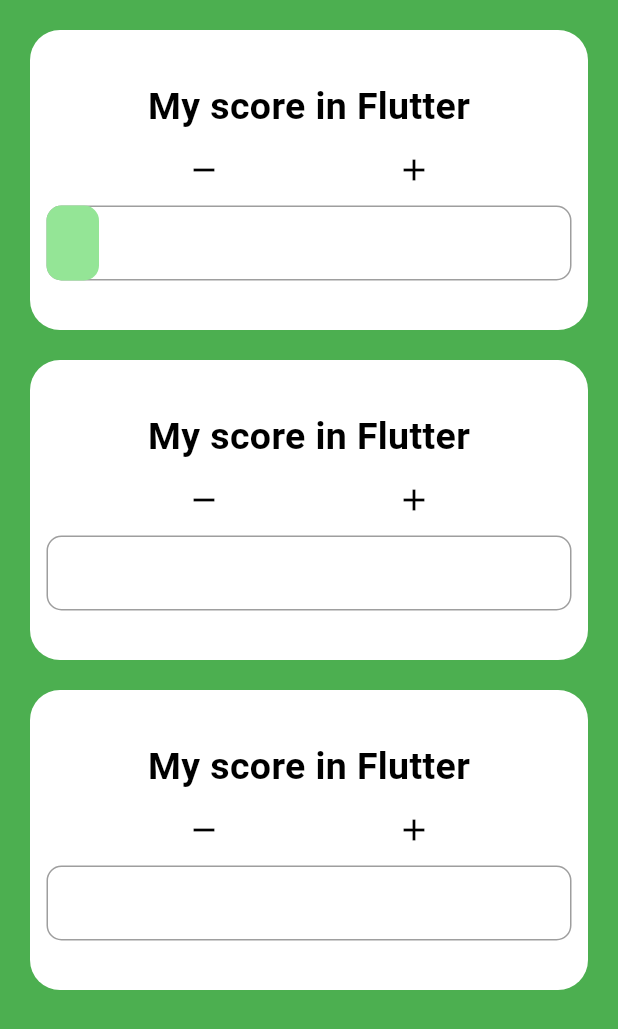
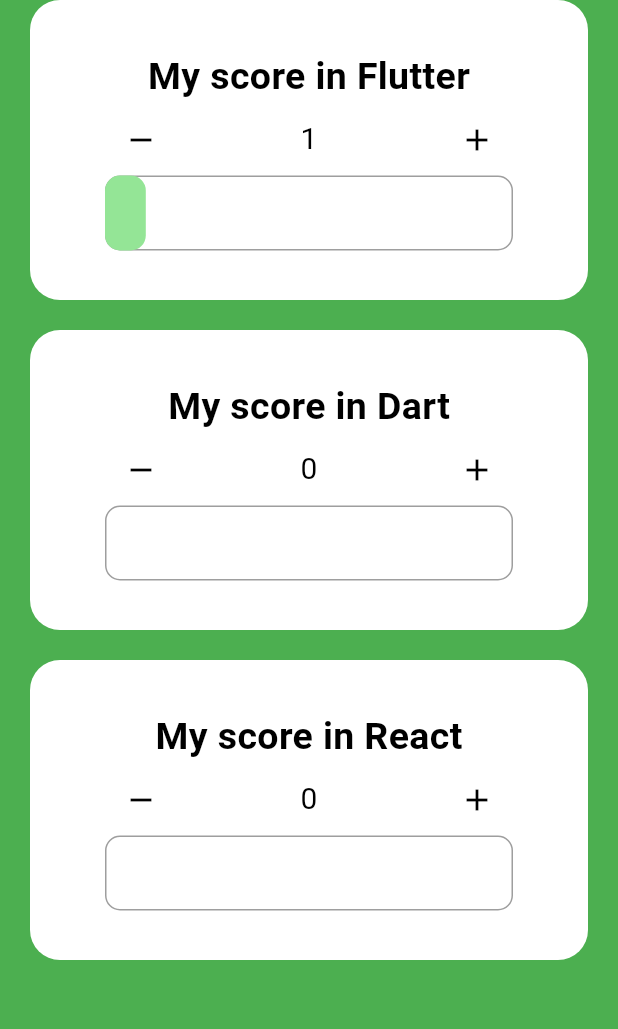
Before and after one commit to Sophavisnuka/Week6-Stateful-Widget, a Flutter app: the screen it shows after launch, after a tap on the "add" icon, on a phone screen of 412 x 824 dp. Shown: the top 1029 px of the screen. Run offline on Flutter 3.47's test engine with Material 3 defaults, Android fonts, the light colour scheme and no system bars; our stand-ins replace device_preview.

Commit message:
Fix exercise4

```diff
--- a/lib/EX-4/main.dart
+++ b/lib/EX-4/main.dart
@@ -1,30 +1,53 @@
+import 'package:device_preview/device_preview.dart';
+import 'package:flutter/foundation.dart';
 import 'package:flutter/material.dart';
 
 void main () {
   runApp(
-    MaterialApp(
+    DevicePreview(
+      enabled: !kReleaseMode,
+      builder: (context) => MyApp(),
+    ),
+  );
+}
+
+class MyApp extends StatelessWidget {
+  const MyApp({super.key});
+  @override
+  Widget build(BuildContext context) {
+    return MaterialApp(
       debugShowCheckedModeBanner: false,
+      useInheritedMediaQuery: true,
+      locale: DevicePreview.locale(context),
+      builder: DevicePreview.appBuilder,
+      theme: ThemeData.light(),
+      darkTheme: ThemeData.dark(),
       home: Scaffold(
         backgroundColor: Colors.green,
-        body: Padding(
-          padding: EdgeInsets.all(20),
-          child: Column(
-            crossAxisAlignment: CrossAxisAlignment.stretch,
+        body: Center(
+          child: Padding(
+            padding: EdgeInsets.symmetric(horizontal: 20),
+            child: ListView(
               children: [
-              ProgressCard(),
-              ProgressCard(),
-              ProgressCard(),
+                ProgressCard(name: 'Flutter'),
+                ProgressCard(name: 'Dart'),
+                ProgressCard(name: 'React'),
               ],
             ),
           ),
         ),
-    )
+      ),
     );
+  }
 }
 
 class ProgressCard extends StatefulWidget {
+
+  final String name;
+
   const ProgressCard({
     super.key,
+    required this.name
   });
 
   @override
@@ -34,7 +57,10 @@
 
 class ProgressCardState extends State<ProgressCard> {
 
+  String get name => widget.name;
+
   int score = 0;
+  double width = 0;
   final int maxScore = 10;
 
   void increase() {
@@ -58,6 +84,12 @@
     });
   }
 
+  double progressBarWidth () {
+    width = score / maxScore;
+    print(width);
+    return width;
+  }
+
   Color progressBarColor () {
     if (score == 0) {
       return Colors.transparent;
@@ -71,18 +103,11 @@
     return const Color.fromARGB(255, 9, 121, 13);
   }
 
-  double barWidth() {
-    double width = 0;
-    width = (score / maxScore) * 350;
-    print('widht: $width');
-    return width;
-  }
-
   @override
   Widget build(BuildContext context) {
     return Container(
       height: 200,
-      // padding: EdgeInsets.symmetric(horizontal: 50),
+      padding: EdgeInsets.symmetric(horizontal: 50),
       margin: EdgeInsets.only(bottom: 20),
       decoration: BoxDecoration(
         color: Colors.white,
@@ -91,18 +116,16 @@
       child: Column(
         mainAxisAlignment: MainAxisAlignment.center,
         children: [
-          Text(
-            'My score in Flutter',
-            style: TextStyle(color: Colors.black, fontSize: 25, fontWeight: FontWeight.bold),
-          ),
+          Text('My score in $name', style: TextStyle(color: Colors.black, fontSize: 25, fontWeight: FontWeight.bold)),
           Row(
-            mainAxisAlignment: MainAxisAlignment.spaceEvenly,
+            mainAxisAlignment: MainAxisAlignment.spaceBetween,
             children: [
               IconButton(
                 onPressed: decrease,
                 icon: Icon(Icons.remove),
                 color: Colors.black,
               ),
+              Text('$score', style: TextStyle(color: Colors.black, fontSize: 20)),
               IconButton(
                 onPressed: increase,
                 icon: Icon(Icons.add),
@@ -114,7 +137,6 @@
             children: <Widget>[
               Container(
                 height: 50,
-                width: 350,
                 decoration: BoxDecoration(
                   color: Colors.transparent,
                   border: Border.all(
@@ -124,12 +146,14 @@
                   borderRadius: BorderRadius.circular(10)
                 ),
               ),
-              Container(
+              FractionallySizedBox(
+                widthFactor: progressBarWidth(),
+                child: Container(
                   height: 50,
-                width: barWidth(),
                   decoration: BoxDecoration(
                     color: progressBarColor(),
                     borderRadius: BorderRadius.circular(10)
+                  ),
                 ),
               ),
             ],
--- a/pubspec.yaml
+++ b/pubspec.yaml
@@ -58,6 +58,7 @@
   # the material Icons class.
   uses-material-design: true
 
+
   # To add assets to your application, add an assets section, like this:
   assets:
     - assets/w4-s2/
```
Lines whose indentation alone changed are shown as unchanged.
